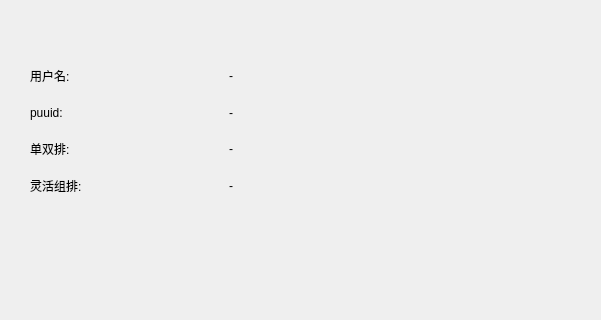
Qt form ui/main.ui (FlodQWQ/lcu_project) before a commit; both pictures show x 0 to 601 and y 0 to 320 of the 834 by 688 pixel window.
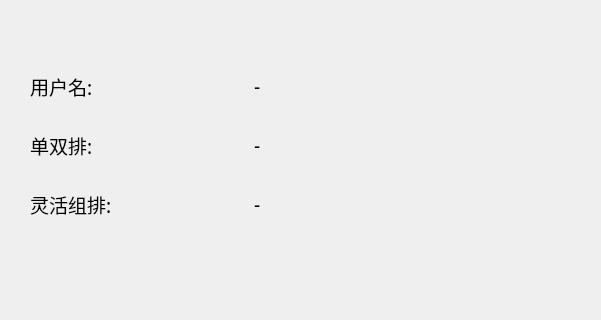
The same form after that commit.

Patch:
```diff
--- a/ui/main.ui
+++ b/ui/main.ui
@@ -34,27 +34,45 @@
      <rect>
       <x>30</x>
       <y>60</y>
-      <width>391</width>
-      <height>141</height>
+      <width>441</width>
+      <height>171</height>
      </rect>
     </property>
     <layout class="QGridLayout" name="gridLayout">
      <item row="2" column="1">
-      <widget class="QLabel" name="label_solo_rank">
+      <widget class="QLabel" name="label_flex_rank">
+       <property name="font">
+        <font>
+         <family>Source Code Pro</family>
+         <pointsize>14</pointsize>
+        </font>
+       </property>
        <property name="text">
         <string>-</string>
        </property>
       </widget>
      </item>
-     <item row="2" column="0">
+     <item row="1" column="0">
       <widget class="QLabel" name="label_3">
+       <property name="font">
+        <font>
+         <family>Source Code Pro</family>
+         <pointsize>14</pointsize>
+        </font>
+       </property>
        <property name="text">
         <string>单双排:</string>
        </property>
       </widget>
      </item>
-     <item row="1" column="1">
-      <widget class="QLabel" name="label_uuid">
+     <item row="0" column="1">
+      <widget class="QLabel" name="label_id">
+       <property name="font">
+        <font>
+         <family>Source Code Pro</family>
+         <pointsize>14</pointsize>
+        </font>
+       </property>
        <property name="text">
         <string>-</string>
        </property>
@@ -62,39 +80,43 @@
      </item>
      <item row="0" column="0">
       <widget class="QLabel" name="label">
+       <property name="font">
+        <font>
+         <family>Source Code Pro</family>
+         <pointsize>14</pointsize>
+        </font>
+       </property>
        <property name="text">
         <string>用户名:</string>
        </property>
       </widget>
      </item>
-     <item row="0" column="1">
-      <widget class="QLabel" name="label_id">
+     <item row="1" column="1">
+      <widget class="QLabel" name="label_solo_rank">
+       <property name="font">
+        <font>
+         <family>Source Code Pro</family>
+         <pointsize>14</pointsize>
+        </font>
+       </property>
        <property name="text">
         <string>-</string>
        </property>
       </widget>
      </item>
-     <item row="1" column="0">
-      <widget class="QLabel" name="label_2">
-       <property name="text">
-        <string>puuid:</string>
-       </property>
-      </widget>
-     </item>
-     <item row="3" column="0">
+     <item row="2" column="0">
       <widget class="QLabel" name="label_5">
+       <property name="font">
+        <font>
+         <family>Source Code Pro</family>
+         <pointsize>14</pointsize>
+        </font>
+       </property>
        <property name="text">
         <string>灵活组排:</string>
        </property>
       </widget>
      </item>
-     <item row="3" column="1">
-      <widget class="QLabel" name="label_flex_rank">
-       <property name="text">
-        <string>-</string>
-       </property>
-      </widget>
-     </item>
     </layout>
    </widget>
    <widget class="QWidget" name="horizontalLayoutWidget">
```
